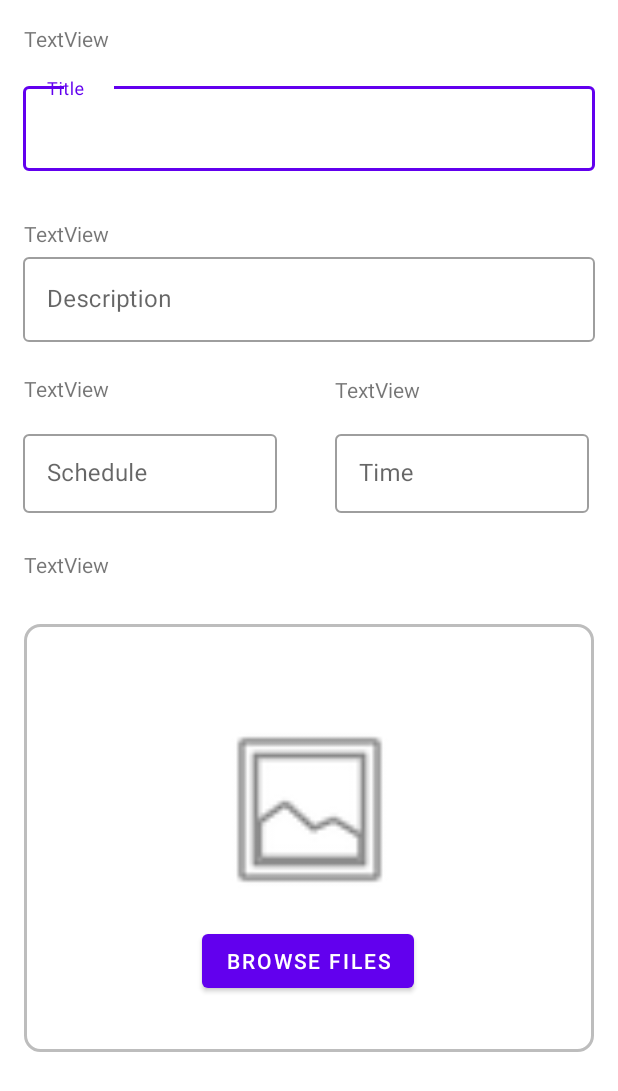
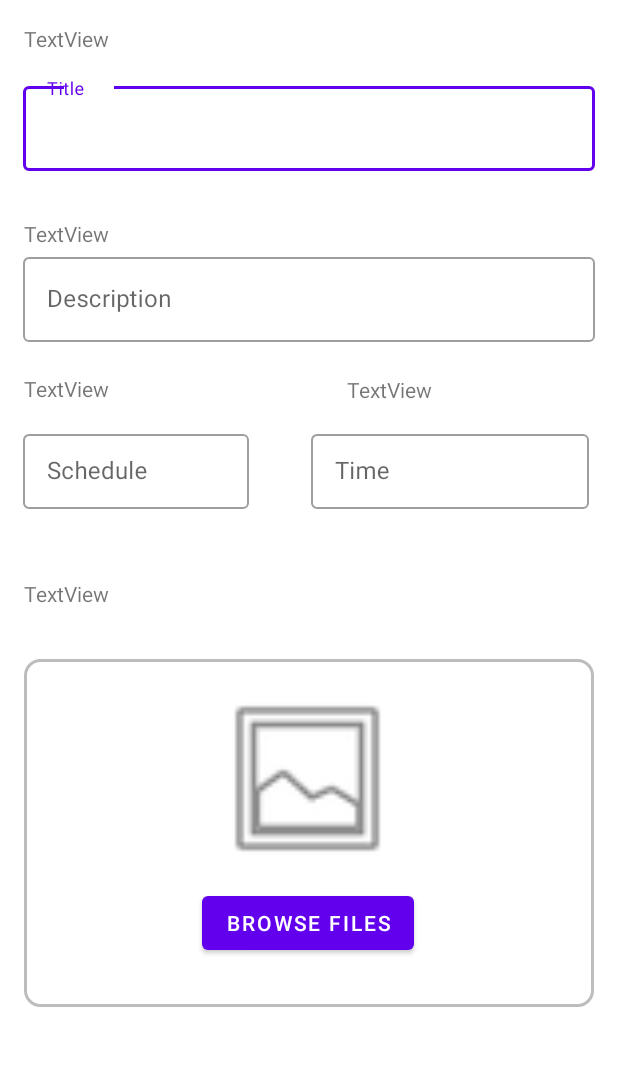
Before and after one commit to abdullahisik/todo-mvvm, an Android app: the screen it shows after launch (UiTodoEntryActivity), after a tap on "EKLE", on a phone screen of 412 x 824 dp. Shown: the top 1091 px of the screen. Run offline under Robolectric (Android 15) with nearby library versions, the light colour scheme and no system bars; our stand-ins replace Room's generated code; 1 other tap on this screen came first.

Commit message:
bug fixed android n

```diff
--- a/app/build.gradle
+++ b/app/build.gradle
@@ -10,6 +10,10 @@ android {
 
         viewBinding true
 
+    }
+    compileOptions {
+        sourceCompatibility JavaVersion.VERSION_1_8
+        targetCompatibility JavaVersion.VERSION_1_8
     }
     defaultConfig {
         applicationId "com.mitoz.todo"
--- a/app/src/main/java/com/mitoz/todo/MainActivity.kt
+++ b/app/src/main/java/com/mitoz/todo/MainActivity.kt
@@ -51,13 +51,13 @@ class MainActivity : AppCompatActivity() {
         GlobalScope.launch {
             StaticsContext.context(applicationContext)
 
-//            db.todoDao().insertAll(ModelsEntity(
-//                0,
-//                "Çöpü at",
-//                "Bu akşam çöpleri atman gerek",
-//                2565481,
-//                "urimuri",0,"not"
-//            ))
+            db.todoDao().insertAll(ModelsEntity(
+                0,
+               "Çöpü at",
+                "Bu akşam çöpleri atman gerek",
+                2565481,
+                "urimuri",0,"not"
+           ))
 
             val data = db.todoDao().getAll()
             data?.forEach {
--- a/app/src/main/res/layout/activity_ui_todo_entry.xml
+++ b/app/src/main/res/layout/activity_ui_todo_entry.xml
@@ -67,8 +67,8 @@
     <com.google.android.material.textfield.TextInputLayout
         android:id="@+id/textinputSchedule"
         style="@style/Widget.MaterialComponents.TextInputLayout.OutlinedBox"
-        android:layout_width="200dp"
-        android:layout_height="58dp"
+        android:layout_width="181dp"
+        android:layout_height="55dp"
 
 
         android:layout_marginTop="56dp"
@@ -89,8 +89,8 @@
     <com.google.android.material.textfield.TextInputLayout
         android:id="@+id/textinputTime"
         style="@style/Widget.MaterialComponents.TextInputLayout.OutlinedBox"
-        android:layout_width="200dp"
-        android:layout_height="58dp"
+        android:layout_width="216dp"
+        android:layout_height="55dp"
 
 
         android:layout_marginTop="56dp"
@@ -112,16 +112,15 @@
     <androidx.constraintlayout.widget.ConstraintLayout
         android:id="@+id/constraintLayout"
         android:layout_width="match_parent"
-        android:layout_height="285dp"
-        android:layout_marginLeft="16dp"
-        android:layout_marginRight="16dp"
+        android:layout_height="232dp"
+        android:layout_marginStart="16dp"
+        android:layout_marginEnd="16dp"
+
         android:background="@drawable/rounded_edittext"
         app:layout_constraintBottom_toBottomOf="parent"
-        app:layout_constraintEnd_toEndOf="@+id/textinputTime"
-        app:layout_constraintHorizontal_bias="0.538"
         app:layout_constraintStart_toStartOf="@+id/textinputSchedule"
         app:layout_constraintTop_toBottomOf="@+id/textinputSchedule"
-        app:layout_constraintVertical_bias="0.376">
+        app:layout_constraintVertical_bias="0.397">
 
         <Button
             android:id="@+id/button"
@@ -140,8 +139,9 @@
             android:id="@+id/imageView"
             android:layout_width="166dp"
             android:layout_height="127dp"
-            android:layout_marginTop="60dp"
+            android:layout_marginTop="16dp"
             app:layout_constraintEnd_toEndOf="parent"
+            app:layout_constraintHorizontal_bias="0.496"
             app:layout_constraintStart_toStartOf="parent"
             app:layout_constraintTop_toTopOf="parent"
             app:srcCompat="@android:drawable/ic_menu_gallery" />
@@ -178,13 +178,13 @@
         app:layout_constraintBottom_toTopOf="@+id/constraintLayout"
         app:layout_constraintStart_toStartOf="parent"
         app:layout_constraintTop_toBottomOf="@+id/textinputSchedule"
-        app:layout_constraintVertical_bias="0.454" />
+        app:layout_constraintVertical_bias="0.575" />
 
     <TextView
         android:id="@+id/textView6"
         android:layout_width="wrap_content"
         android:layout_height="wrap_content"
-        android:layout_marginEnd="132dp"
+        android:layout_marginEnd="124dp"
         android:text="TextView"
         app:layout_constraintBottom_toTopOf="@+id/textinputTime"
         app:layout_constraintEnd_toEndOf="parent"
```
